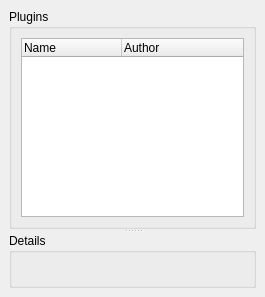
Before: the Qt Designer form ui/options_plugins.ui in metabrainz/picard, drawn with Qt 5.
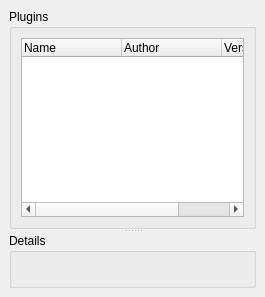
After: the same form once the commit is applied.

Patch:
```diff
--- a/ui/options_plugins.ui
+++ b/ui/options_plugins.ui
@@ -47,6 +47,11 @@
            <string>Author</string>
           </property>
          </column>
+         <column>
+          <property name="text" >
+           <string>Version</string>
+          </property>
+         </column>
         </widget>
        </item>
       </layout>
```
